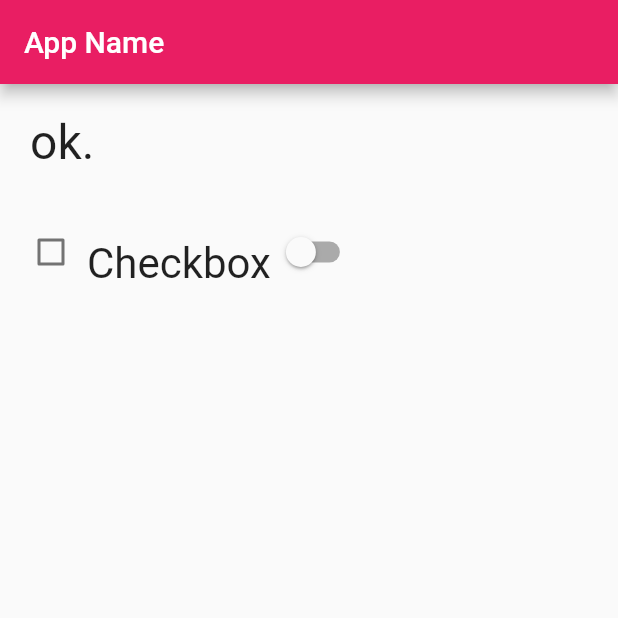
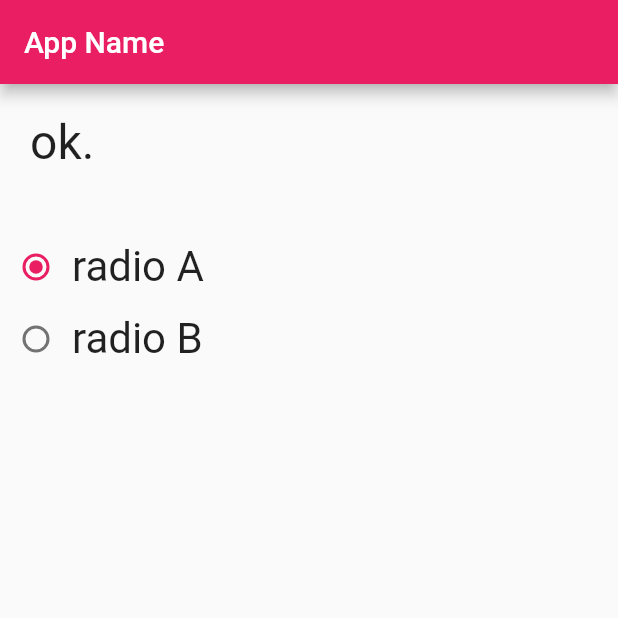
Before and after one commit to hirossk/flutter_app, a Flutter app: the screen it shows after launch, on a phone screen of 412 x 824 dp, the top half of it. Run offline on Flutter 3.47's test engine with Material 2 defaults, Android fonts, the phone set to English and light mode, and no system bars.

Commit message:
chapter3-12-1

```diff
--- a/lib/main.dart
+++ b/lib/main.dart
@@ -29,7 +29,7 @@ class MyHomePage extends StatefulWidget {
 
 class _MyHomePageState extends State<MyHomePage> {
   static var _message = 'ok.';
-  static var _checked = false;
+  static var _selected = 'A';
 
   @override
   Widget build(BuildContext context) {
@@ -53,39 +53,55 @@ class _MyHomePageState extends State<MyHomePage> {
                     fontFamily: "Roboto"),
               ),
             ),
-            Padding(
-                padding: const EdgeInsets.all(10.0),
-                child: Row(
+            const Padding(
+              padding: EdgeInsets.all(10.0),
+            ),
+            Row(
                 mainAxisAlignment: MainAxisAlignment.start,
                 mainAxisSize: MainAxisSize.max,
-                    crossAxisAlignment: CrossAxisAlignment.end,
+                crossAxisAlignment: CrossAxisAlignment.center,
                 children: <Widget>[
-                      Checkbox(
-                        value: _checked,
+                  Radio<String>(
+                    value: 'A',
+                    groupValue: _selected,
                     onChanged: checkChanged,
                   ),
                   const Text(
-                        "Checkbox",
+                    "radio A",
                     style: TextStyle(
                         fontSize: 28.0,
                         fontWeight: FontWeight.w400,
                         fontFamily: "Roboto"),
+                  )
+                ]),
+            Row(
+                mainAxisAlignment: MainAxisAlignment.start,
+                mainAxisSize: MainAxisSize.max,
+                crossAxisAlignment: CrossAxisAlignment.center,
+                children: <Widget>[
+                  Radio<String>(
+                    value: 'B',
+                    groupValue: _selected,
+                    onChanged: checkChanged,
                   ),
-                      Switch(
-                        value: _checked,
-                        onChanged: checkChanged,
+                  const Text(
+                    "radio B",
+                    style: TextStyle(
+                        fontSize: 28.0,
+                        fontWeight: FontWeight.w400,
+                        fontFamily: "Roboto"),
                   )
-                    ])),
+                ]),
           ],
         ),
       ),
     );
   }
 
-  void checkChanged(bool? value) {
+  void checkChanged(String? value) {
     setState(() {
-      _checked = value!;
-      _message = value ? 'checked!' : 'not checked...';
+      _selected = value ?? 'nodata';
+      _message = 'select: $_selected';
     });
   }
 }
```
Lines whose indentation alone changed are shown as unchanged.
